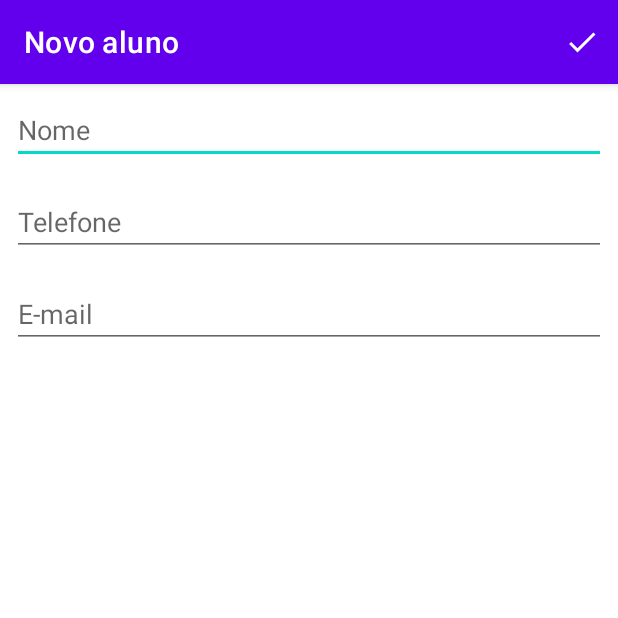
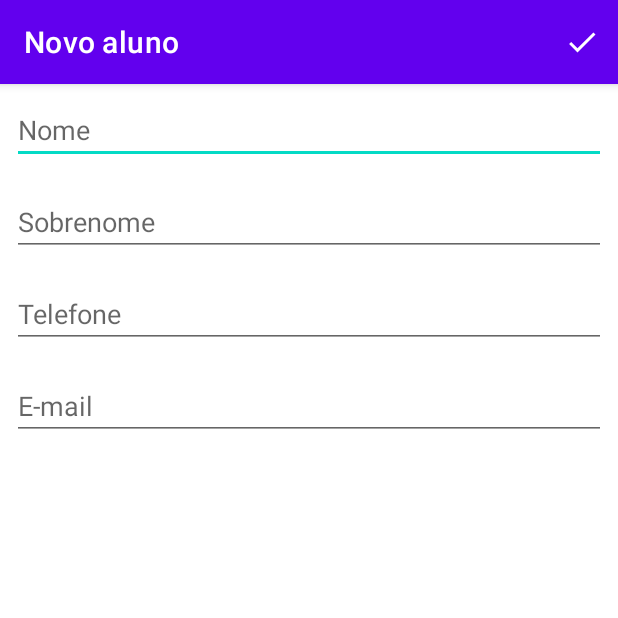
Before and after one commit to Fernando922/android-room-pt1, an Android app: the screen it shows after launch (FormularioAlunoActivity), after a tap on "adicionar", on a phone screen of 412 x 824 dp, the top half of it. Run offline under Robolectric (Android 15) with nearby library versions, the phone set to English and light mode, and no system bars; our stand-ins replace Room's generated code.

Commit message:
feat: finished

```diff
--- a/app/build.gradle
+++ b/app/build.gradle
@@ -29,6 +29,10 @@ android {
 }
 
 dependencies {
+    def room_version = "2.2.6"
+
+    implementation "androidx.room:room-runtime:$room_version"
+    annotationProcessor "androidx.room:room-compiler:$room_version"
 
     implementation 'androidx.appcompat:appcompat:1.2.0'
     implementation 'com.google.android.material:material:1.3.0'
--- a/app/src/main/AndroidManifest.xml
+++ b/app/src/main/AndroidManifest.xml
@@ -9,7 +9,6 @@
         android:label="@string/app_name"
         android:roundIcon="@mipmap/ic_launcher_round"
         android:supportsRtl="true"
-        android:name=".AgendaApplication"
         android:theme="@style/Theme.Agenda"
         tools:ignore="AllowBackup">
 
--- a/app/src/main/java/br/com/dipaulamobilesolutions/agenda/AgendaApplication.java
+++ /dev/null
@@ -1,26 +0,0 @@
-package br.com.dipaulamobilesolutions.agenda;
-
-import android.app.Application;
-
-import br.com.dipaulamobilesolutions.agenda.dao.AlunoDAO;
-import br.com.dipaulamobilesolutions.agenda.model.activity.Aluno;
-
-
-//para dados estaticos é necessário manter na camada da apĺicação que é o estado global!
-public class AgendaApplication extends Application {
-
-    private final AlunoDAO dao = new AlunoDAO();
-
-
-    @Override
-    public void onCreate() {
-        super.onCreate();
-        criaAlunosExemplo();
-    }
-
-    private void criaAlunosExemplo() {
-        dao.salva(new Aluno("Fernando", "16994153565", "454545@sdss"));
-        dao.salva(new Aluno("Fernando", "16994153565", "454545@sdss"));
-        dao.salva(new Aluno("Fernando", "16994153565", "454545@sdss"));
-    }
-}
--- a/app/src/main/java/br/com/dipaulamobilesolutions/agenda/dao/AlunoDAO.java
+++ /dev/null
@@ -1,56 +0,0 @@
-package br.com.dipaulamobilesolutions.agenda.dao;
-
-import java.util.ArrayList;
-import java.util.List;
-
-import br.com.dipaulamobilesolutions.agenda.model.activity.Aluno;
-
-public class AlunoDAO {
-
-
-
-    private final static List<Aluno> alunos = new ArrayList<>();
-    private static int contadorDeIds = 1;
-
-
-    public void salva(Aluno alunoCriado) {
-        alunoCriado.setId(contadorDeIds);
-        alunos.add(alunoCriado);
-        atualizaIds();
-    }
-
-    private void atualizaIds() {
-        contadorDeIds++;
-    }
-
-    public void edita(Aluno aluno){
-
-        //encontra o aluno
-        Aluno alunoEncontrado = buscaAlunoPeloId(aluno);
-        //se o aluno encontrado for diferente de null
-        if(alunoEncontrado != null){
-            int posicaoDoAluno = alunos.indexOf(alunoEncontrado);
-            alunos.set(posicaoDoAluno, aluno);
-        }
-    }
-
-    private Aluno buscaAlunoPeloId(Aluno aluno) {
-        for(Aluno a: alunos){
-            if(a.getId() == aluno.getId()){
-                return a;
-            }
-        }
-        return null;
-    }
-
-    public List<Aluno> todos() {
-        return new ArrayList<>(alunos); //imutabilidade
-    }
-
-    public void remove(Aluno aluno) {
-        Aluno alunoDevolvido = buscaAlunoPeloId(aluno);
-        if(alunoDevolvido != null){
-            alunos.remove(alunoDevolvido);
-        }
-    }
-}
--- /dev/null
+++ b/app/src/main/java/br/com/dipaulamobilesolutions/agenda/database/AgendaDatabase.java
@@ -0,0 +1,35 @@
+package br.com.dipaulamobilesolutions.agenda.database;
+
+import android.content.Context;
+
+import androidx.room.Database;
+import androidx.room.Room;
+import androidx.room.RoomDatabase;
+import androidx.room.TypeConverters;
+
+import br.com.dipaulamobilesolutions.agenda.database.converter.ConversorCalendar;
+import br.com.dipaulamobilesolutions.agenda.database.dao.AlunoDAO;
+import br.com.dipaulamobilesolutions.agenda.model.activity.Aluno;
+
+import static br.com.dipaulamobilesolutions.agenda.database.AgendaMigrations.TODAS_MIGRATIONS;
+
+@Database(entities = {Aluno.class}, version = 5, exportSchema = false)
+@TypeConverters({ConversorCalendar.class})
+public abstract class AgendaDatabase extends RoomDatabase {
+
+    private static final String NOME_BANCO_DE_DADOS = "agenda.db";
+
+
+    public abstract AlunoDAO getRoomAlunoDAO();
+
+
+    public static AgendaDatabase getInstance(Context context) {
+        return Room.databaseBuilder(context, AgendaDatabase.class, NOME_BANCO_DE_DADOS)
+                .allowMainThreadQueries()
+                //.fallbackToDestructiveMigration()  //perde todos os dados, nao recomendado se estiver em prod
+                .addMigrations(TODAS_MIGRATIONS)
+                .build();
+    }
+
+
+}
--- /dev/null
+++ b/app/src/main/java/br/com/dipaulamobilesolutions/agenda/database/AgendaMigrations.java
@@ -0,0 +1,53 @@
+package br.com.dipaulamobilesolutions.agenda.database;
+
+import androidx.annotation.NonNull;
+import androidx.room.migration.Migration;
+import androidx.sqlite.db.SupportSQLiteDatabase;
+
+class AgendaMigrations {
+
+    public static final Migration MIGRATION_1_2 = new Migration(1, 2) {
+        @Override
+        public void migrate(@NonNull SupportSQLiteDatabase database) {
+            database.execSQL("ALTER TABLE aluno ADD COLUMN sobrenome TEXT");
+        }
+    };
+    public static final Migration MIGRATION_2_3 = new Migration(2, 3) {
+        @Override
+        public void migrate(@NonNull SupportSQLiteDatabase database) {
+            //remover coluna ou alterar seu tipo deve seguir estes passos
+
+            // Criar nova tablea com as informações desejadas
+            database.execSQL("CREATE TABLE IF NOT EXISTS `Aluno_novo" +
+                    "` (`id` INTEGER PRIMARY KEY AUTOINCREMENT NOT NULL," +
+                    " `nome` TEXT," +
+                    " `sobrenome` TEXT," +
+                    " `telefone` TEXT," +
+                    " `email` TEXT)");
+
+
+            // Copiar dados da tabela antiga para a nova
+            database.execSQL("INSERT INTO Aluno_novo (id, nome, telefone, email) " +
+                    "SELECT id, nome, telefone, email FROM Aluno");
+
+            // Remove tabela antiga
+            database.execSQL("DROP TABLE Aluno");
+
+            // Renomear a tabela nova com o nome da tabela antiga
+            database.execSQL("ALTER TABLE Aluno_novo RENAME TO Aluno");
+        }
+    };
+    public static final Migration MIGRATION_3_4 = new Migration(3, 4) {
+        @Override
+        public void migrate(@NonNull SupportSQLiteDatabase database) {
+            database.execSQL("ALTER TABLE Aluno ADD COLUMN sobrenome TEXT");
+        }
+    };
+    public static final Migration MIGRATION_4_5 = new Migration(4, 5) {
+        @Override
+        public void migrate(@NonNull SupportSQLiteDatabase database) {
+            database.execSQL("ALTER TABLE Aluno ADD COLUMN momentoDeCadastro INTEGER");
+        }
+    };
+    public static final Migration[] TODAS_MIGRATIONS = {MIGRATION_1_2, MIGRATION_2_3, MIGRATION_3_4, MIGRATION_4_5};
+}
--- /dev/null
+++ b/app/src/main/java/br/com/dipaulamobilesolutions/agenda/database/dao/AlunoDAO.java
@@ -0,0 +1,27 @@
+package br.com.dipaulamobilesolutions.agenda.database.dao;
+
+import androidx.room.Dao;
+import androidx.room.Delete;
+import androidx.room.Insert;
+import androidx.room.Query;
+import androidx.room.Update;
+
+import java.util.List;
+
+import br.com.dipaulamobilesolutions.agenda.model.activity.Aluno;
+
+@Dao
+public interface AlunoDAO {
+
+    @Insert  //ja implementa o metodo de salvar no banco, desde que o model passado seja uma entidade
+    void salva(Aluno aluno);
+
+    @Query("SELECT * FROM Aluno")  //neste caso a query deve ser manual
+    List<Aluno> todos();
+
+    @Delete   // este método já remove o aluno informado
+    void remove(Aluno aluno);
+
+    @Update
+    void edita(Aluno aluno);
+}
--- a/app/src/main/java/br/com/dipaulamobilesolutions/agenda/model/activity/Aluno.java
+++ b/app/src/main/java/br/com/dipaulamobilesolutions/agenda/model/activity/Aluno.java
@@ -1,26 +1,27 @@
 package br.com.dipaulamobilesolutions.agenda.model.activity;
 
 
+import androidx.room.Entity;
+import androidx.room.PrimaryKey;
+
 import java.io.Serializable;
+import java.text.SimpleDateFormat;
+import java.util.Calendar;
 
+@Entity
 public class Aluno implements Serializable {
 
 
+    @PrimaryKey(autoGenerate = true)
     private int id = 0;
     private String nome;
+    private String sobrenome;
+    private Calendar momentoDeCadastro = Calendar.getInstance();
+
+
     private String telefone;
     private String email;
 
-
-    public Aluno(String nome, String telefone, String email) {
-        this.nome = nome;
-        this.telefone = telefone;
-        this.email = email;
-    }
-
-    public Aluno() {
-
-    }
 
     public int getId() {
         return id;
@@ -62,4 +63,29 @@ public class Aluno implements Serializable {
     public boolean temIdValido() {
         return id > 0;
     }
+
+    public String getSobrenome() {
+        return sobrenome;
+    }
+
+    public void setSobrenome(String sobrenome) {
+        this.sobrenome = sobrenome;
+    }
+
+    public String getNomeCompleto() {
+        return nome + " " + sobrenome;
+    }
+
+    public Calendar getMomentoDeCadastro() {
+        return momentoDeCadastro;
+    }
+
+    public void setMomentoDeCadastro(Calendar momentoDeCadastro) {
+        this.momentoDeCadastro = momentoDeCadastro;
+    }
+
+    public String dataFormatada(){
+        SimpleDateFormat formatador = new SimpleDateFormat("dd/MM/yyyy");
+        return formatador.format(momentoDeCadastro.getTime());
+    }
 }
--- a/app/src/main/java/br/com/dipaulamobilesolutions/agenda/ui/ListaAlunosView.java
+++ b/app/src/main/java/br/com/dipaulamobilesolutions/agenda/ui/ListaAlunosView.java
@@ -7,7 +7,10 @@ import android.view.MenuItem;
 import android.widget.AdapterView;
 import android.widget.ListView;
 
-import br.com.dipaulamobilesolutions.agenda.dao.AlunoDAO;
+import androidx.room.Room;
+
+import br.com.dipaulamobilesolutions.agenda.database.AgendaDatabase;
+import br.com.dipaulamobilesolutions.agenda.database.dao.AlunoDAO;
 import br.com.dipaulamobilesolutions.agenda.model.activity.Aluno;
 import br.com.dipaulamobilesolutions.agenda.ui.adapter.ListaAlunosAdapter;
 
@@ -15,12 +18,17 @@ public class ListaAlunosView {
 
 
     private Context context;
-    private final AlunoDAO dao = new AlunoDAO();
+    private final AlunoDAO dao;
     private ListaAlunosAdapter adapter;
 
     public ListaAlunosView(Context context){
         this.context = context;
+        AlunoDAO dao = Room.databaseBuilder(context, AgendaDatabase.class, "agenda.db")
+                .allowMainThreadQueries()
+                .build()
+                .getRoomAlunoDAO();
 
+        this.dao = AgendaDatabase.getInstance(context).getRoomAlunoDAO();
     }
 
     public void confirmaRemocao(MenuItem item) {
--- a/app/src/main/java/br/com/dipaulamobilesolutions/agenda/ui/activity/FormularioAlunoActivity.java
+++ b/app/src/main/java/br/com/dipaulamobilesolutions/agenda/ui/activity/FormularioAlunoActivity.java
@@ -11,7 +11,8 @@ import androidx.annotation.NonNull;
 import androidx.appcompat.app.AppCompatActivity;
 
 import br.com.dipaulamobilesolutions.agenda.R;
-import br.com.dipaulamobilesolutions.agenda.dao.AlunoDAO;
+import br.com.dipaulamobilesolutions.agenda.database.AgendaDatabase;
+import br.com.dipaulamobilesolutions.agenda.database.dao.AlunoDAO;
 import br.com.dipaulamobilesolutions.agenda.model.activity.Aluno;
 
 import static br.com.dipaulamobilesolutions.agenda.ui.activity.ConstantesActivities.CHAVE_ALUNO;
@@ -23,10 +24,11 @@ public class FormularioAlunoActivity extends AppCompatActivity {
     public static final String TITULO_APPBAR_NOVO_ALUNO = "Novo aluno";
     private static final String TITULO_APPBAR_EDITA_ALUNO = "Edita aluno";
     private EditText etNome;
+    private EditText etSobrenome;
     private EditText etTelefone;
     private EditText etEmail;
     private Aluno aluno;
-    final AlunoDAO dao = new AlunoDAO();
+    private AlunoDAO dao;
 
     @Override
     protected void onCreate(Bundle savedInstanceState) {
@@ -34,6 +36,9 @@ public class FormularioAlunoActivity extends AppCompatActivity {
         setContentView(R.layout.activity_formulario_aluno);
         inicializarCampos();
         carregaAluno();
+
+        AgendaDatabase database = AgendaDatabase.getInstance(this);
+        this.dao = database.getRoomAlunoDAO();
     }
 
     @Override
@@ -44,7 +49,7 @@ public class FormularioAlunoActivity extends AppCompatActivity {
 
     @Override
     public boolean onOptionsItemSelected(@NonNull MenuItem item) {
-        if(item.getItemId() == R.id.menu_salvar){
+        if (item.getItemId() == R.id.menu_salvar) {
             finalizaFormulario();
         }
         return super.onOptionsItemSelected(item);
@@ -70,6 +75,7 @@ public class FormularioAlunoActivity extends AppCompatActivity {
 
     private void preencheCampos() {
         etNome.setText(aluno.getNome());
+        etSobrenome.setText(aluno.getSobrenome());
         etTelefone.setText(aluno.getTelefone());
         etEmail.setText(aluno.getEmail());
     }
@@ -87,17 +93,20 @@ public class FormularioAlunoActivity extends AppCompatActivity {
 
     private void inicializarCampos() {
         etNome = findViewById(R.id.etnome);
+        etSobrenome = findViewById(R.id.etSobrenome);
         etTelefone = findViewById(R.id.etTelefone);
         etEmail = findViewById(R.id.etEmail);
     }
 
     private void preencheAluno() {
         String nome = etNome.getText().toString();
+        String sobrenome = etSobrenome.getText().toString();
         String telefone = etTelefone.getText().toString();
         String email = etEmail.getText().toString();
 
 
         aluno.setNome(nome);
+        aluno.setSobrenome(sobrenome);
         aluno.setTelefone(telefone);
         aluno.setEmail(email);
     }
--- a/app/src/main/java/br/com/dipaulamobilesolutions/agenda/ui/activity/ListaAlunosActivity.java
+++ b/app/src/main/java/br/com/dipaulamobilesolutions/agenda/ui/activity/ListaAlunosActivity.java
@@ -24,7 +24,7 @@ import static br.com.dipaulamobilesolutions.agenda.ui.activity.ConstantesActivit
 public class ListaAlunosActivity extends AppCompatActivity {
 
     private FloatingActionButton fabAdicionaAluno;
-    private final ListaAlunosView listaAlunosView = new ListaAlunosView(this);
+    private ListaAlunosView listaAlunosView;
     private Context context;
 
 
@@ -33,6 +33,7 @@ public class ListaAlunosActivity extends AppCompatActivity {
         super.onCreate(savedInstanceState);
         setContentView(R.layout.activity_lista_alunos);
         fabAdicionaAluno = findViewById(R.id.fabAdicionaAluno);
+        listaAlunosView = new ListaAlunosView(this);
         configuraFabNovoAluno();
         configuraLista();
     }
--- a/app/src/main/java/br/com/dipaulamobilesolutions/agenda/ui/adapter/ListaAlunosAdapter.java
+++ b/app/src/main/java/br/com/dipaulamobilesolutions/agenda/ui/adapter/ListaAlunosAdapter.java
@@ -50,7 +50,7 @@ public class ListaAlunosAdapter extends BaseAdapter {
     private void vincula(View view, Aluno aluno) {
         TextView name = view.findViewById(R.id.tvName);
         TextView phone = view.findViewById(R.id.tvPhone);
-        name.setText(aluno.getNome());
+        name.setText(aluno.getNomeCompleto() + " " + aluno.dataFormatada());
         phone.setText(aluno.getTelefone());
     }
 
--- a/app/src/main/res/layout/activity_formulario_aluno.xml
+++ b/app/src/main/res/layout/activity_formulario_aluno.xml
@@ -16,6 +16,15 @@
             android:layout_height="wrap_content"
             android:layout_margin="8dp"
             android:hint="@string/nome"
+            android:inputType="text"
+            android:importantForAutofill="no" />
+
+        <EditText
+            android:id="@+id/etSobrenome"
+            android:layout_width="match_parent"
+            android:layout_height="wrap_content"
+            android:layout_margin="8dp"
+            android:hint="@string/sobrenome"
             android:inputType="text"
             android:importantForAutofill="no" />
 
--- a/app/src/main/res/values/strings.xml
+++ b/app/src/main/res/values/strings.xml
@@ -6,4 +6,5 @@
     <string name="e_mail">E-mail</string>
     <string name="salvar">Salvar</string>
     <string name="remover">Remover</string>
+    <string name="sobrenome">Sobrenome</string>
 </resources>
```
Also changed, not shown: app/src/main/java/br/com/dipaulamobilesolutions/agenda/database/converter/ConversorCalendar.java (added, +27 -0 lines), 5 other files.
